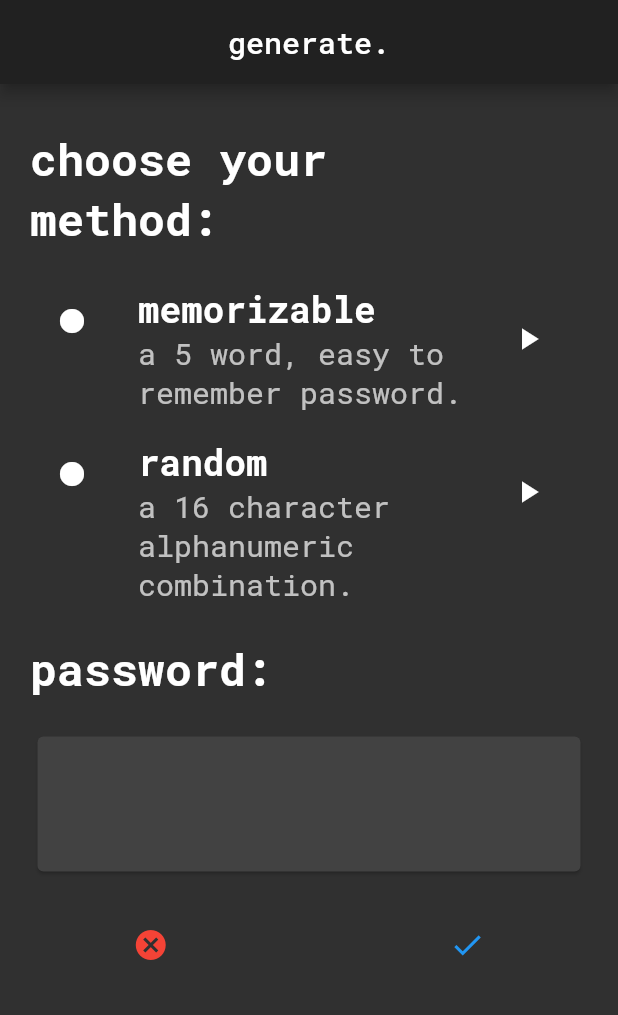
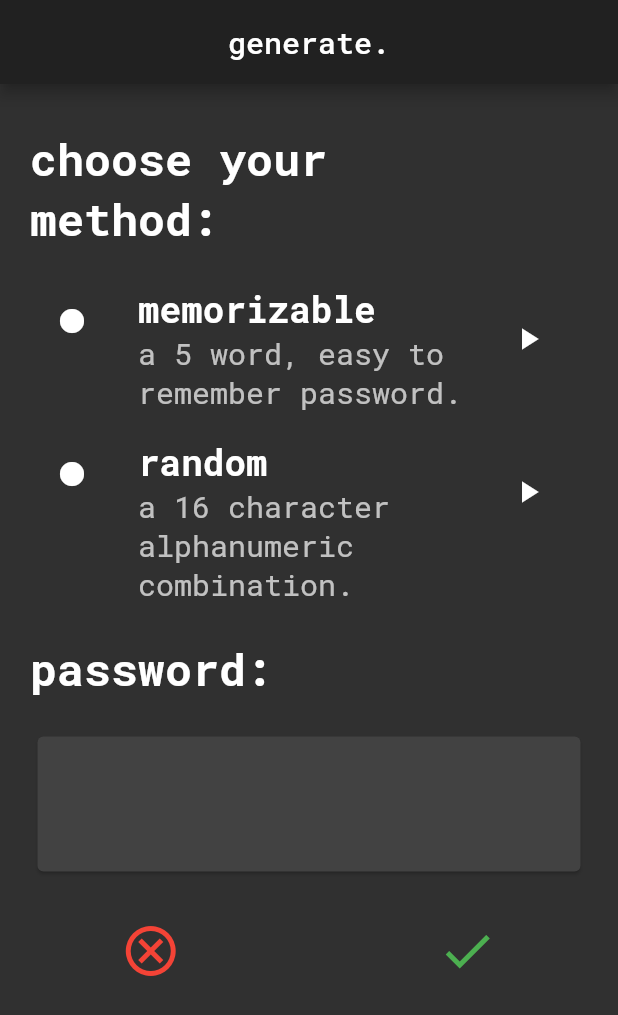
Before and after one commit to akashvshroff/Safe_Flutter_App, a Flutter app: the GeneratePassword screen opened directly, on a phone screen of 412 x 824 dp. Shown: the top 1015 px of the screen. Run offline on Flutter 3.47's test engine with Material 2 defaults, Android fonts, the phone set to English and light mode, and no system bars; our stand-ins replace rxdart, sqflite; missing offline and left inert: encrypt; accounts and stored records are empty.

Commit message:
UI edits

```diff
--- a/lib/src/screens/generate_password.dart
+++ b/lib/src/screens/generate_password.dart
@@ -67,7 +67,8 @@ class _GeneratePasswordState extends State<GeneratePassword> {
         mainAxisAlignment: MainAxisAlignment.spaceEvenly,
         children: [
           IconButton(
-            icon: Icon(Icons.cancel, color: Colors.red),
+            iconSize: 40.0,
+            icon: Icon(Icons.cancel_outlined, color: Colors.red),
             onPressed: () {
               cancel(context);
             },
@@ -76,7 +77,8 @@ class _GeneratePasswordState extends State<GeneratePassword> {
             width: 50,
           ),
           IconButton(
-            icon: Icon(Icons.done, color: Colors.blue),
+            iconSize: 40.0,
+            icon: Icon(Icons.done, color: Colors.green),
             onPressed: () {
               submit(context);
             },
```
